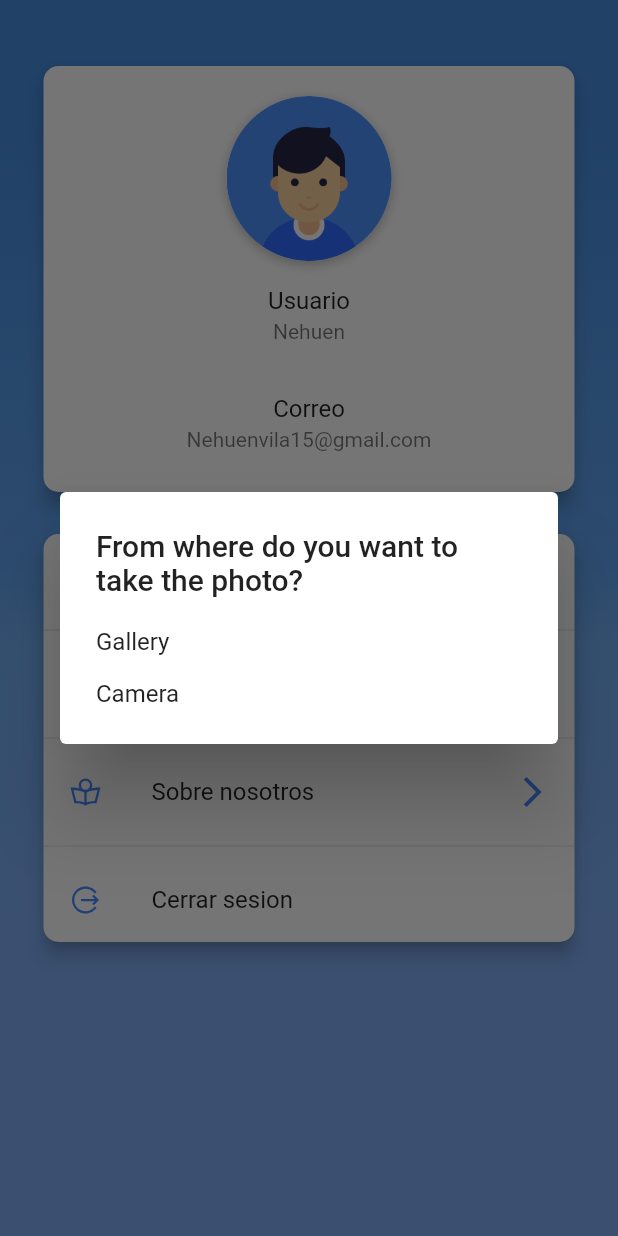
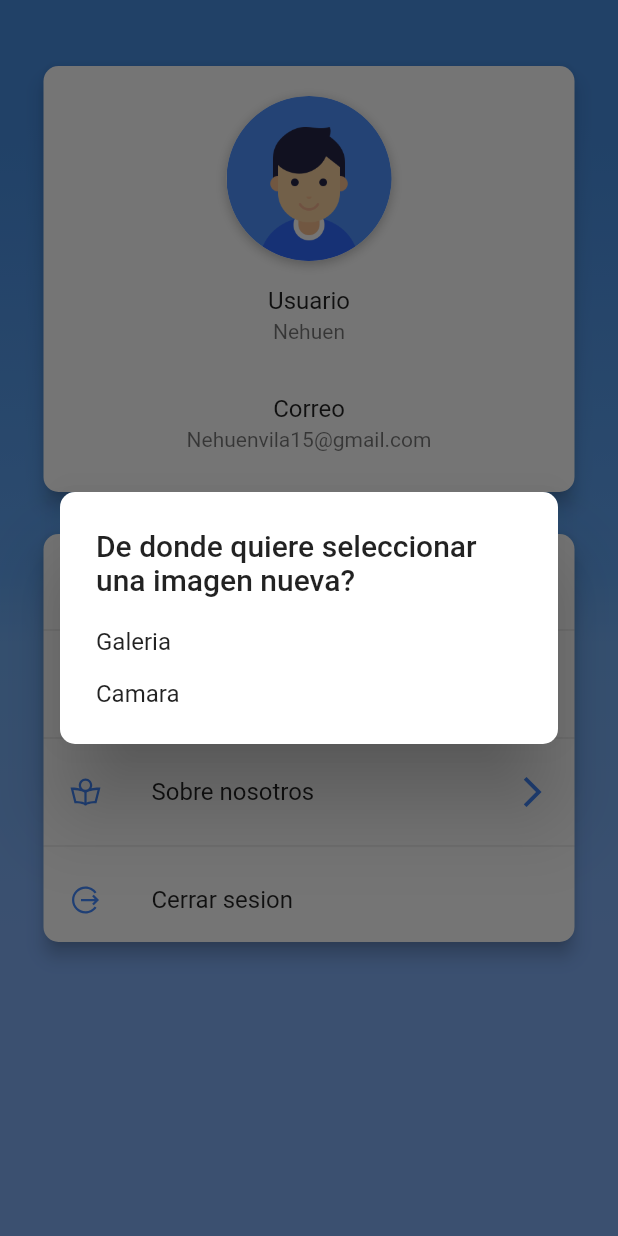
Before and after one commit to NehuenVila/delivery-app-flutter, a Flutter app: the ProfileScreen screen opened by its route, after a tap on "Cambiar foto de perfil", on a phone screen of 412 x 824 dp. Run offline on Flutter 3.47's test engine with Material 2 defaults, Android fonts, the phone set to English and light mode, and no system bars; our stand-ins replace flutter_phoenix, flutter_swiper, image_picker, line_awesome_flutter.

Commit message:
prefil detalles

```diff
--- a/lib/src/pages/user_profile_page.dart
+++ b/lib/src/pages/user_profile_page.dart
@@ -227,19 +227,20 @@ class _ProfileScreenState extends State<ProfileScreen> {
        context: context,
        builder: (BuildContext context) {
          return AlertDialog(
-             title: Text("From where do you want to take the photo?"),
+           shape: RoundedRectangleBorder(borderRadius: BorderRadius.circular(10.0)),
+             title: Text("De donde quiere seleccionar una imagen nueva?"),
              content: SingleChildScrollView(
                child: ListBody(
                  children: <Widget>[
                    GestureDetector(
-                     child: Text("Gallery"),
+                     child: Text("Galeria"),
                      onTap: () {
                        _openGallery(context);
                      },
                    ),
                    Padding(padding: EdgeInsets.all(8.0)),
                    GestureDetector(
-                     child: Text("Camera"),
+                     child: Text("Camara"),
                      onTap: () {
                        _openCamera(context);
                      },
```
